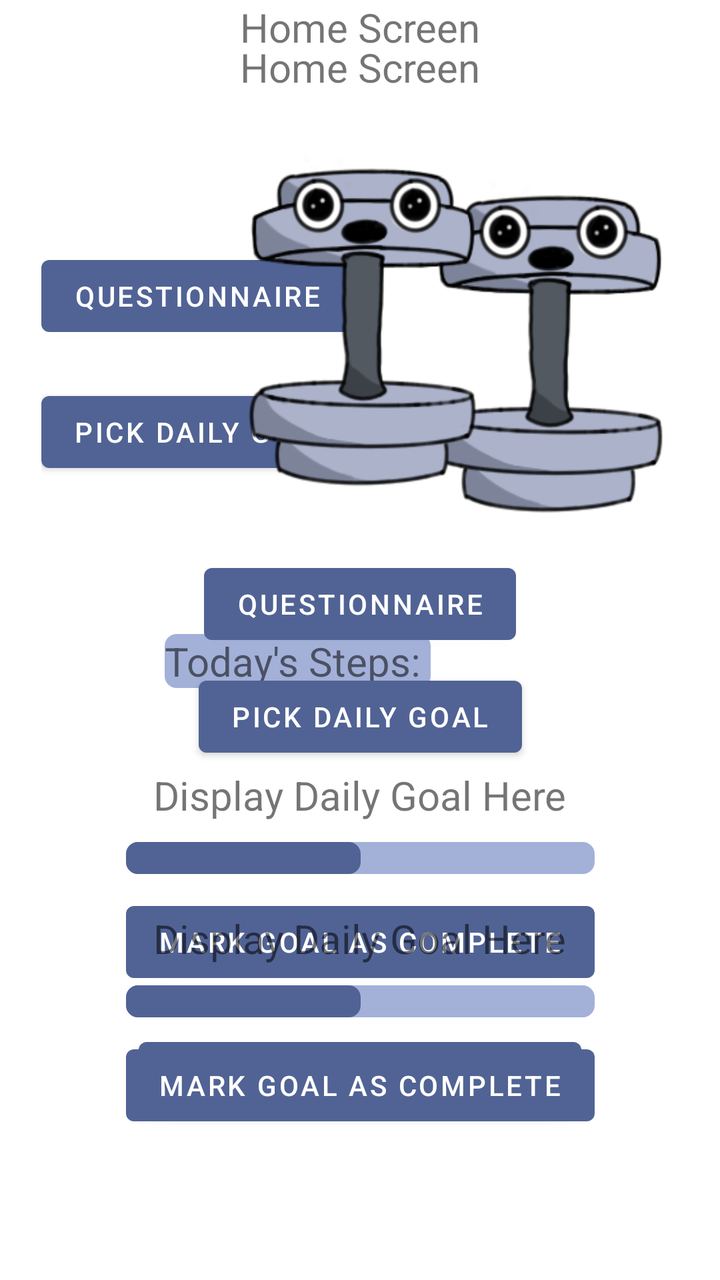
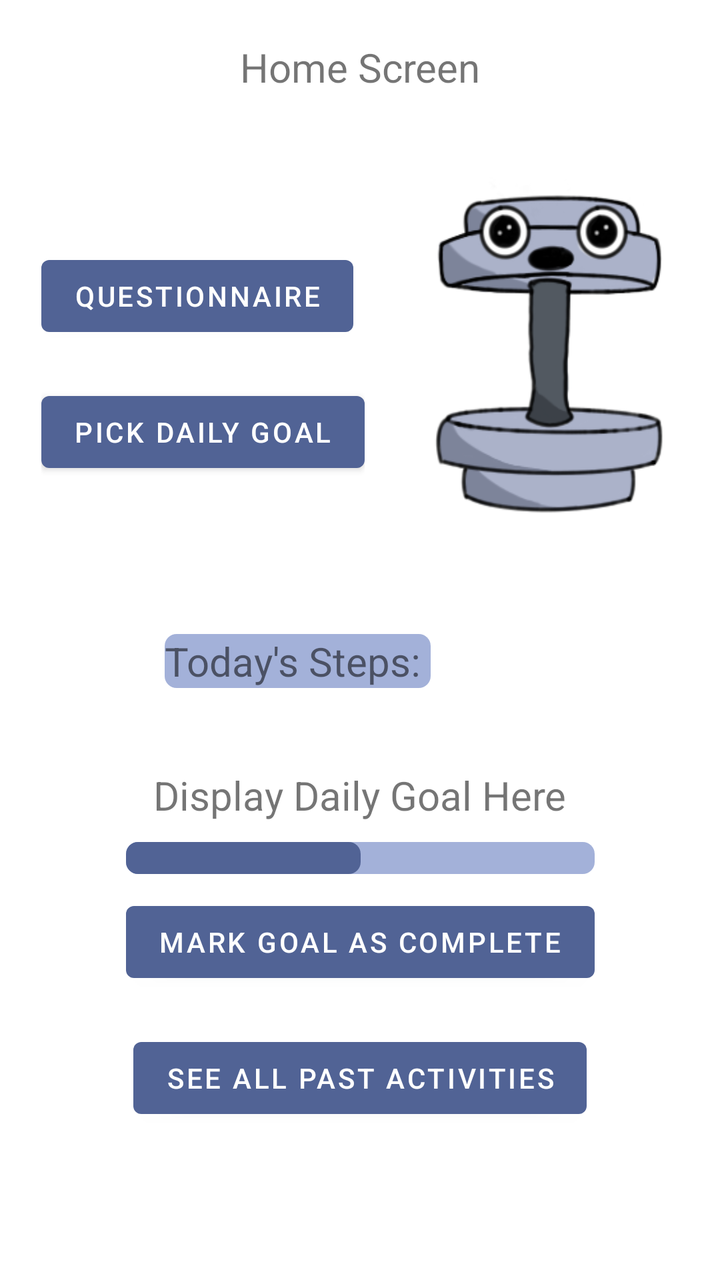

Screens rendered from an Android XML layout before and after an edit, with the pre-edit source and the edit as a unified diff.
<!-- AndroidManifest.xml: application theme Theme.SELab23B02 -->
<!-- res/layout/fragment_home.xml -->
<?xml version="1.0" encoding="utf-8"?>
<androidx.constraintlayout.widget.ConstraintLayout xmlns:android="http://schemas.android.com/apk/res/android"
    xmlns:app="http://schemas.android.com/apk/res-auto"
    xmlns:tools="http://schemas.android.com/tools"
    android:layout_width="match_parent"
    android:layout_height="match_parent"
    tools:context=".HomeFragment">


    <ScrollView
        android:layout_width="match_parent"
        android:layout_height="match_parent"
        app:layout_constraintBottom_toBottomOf="parent"
        app:layout_constraintLeft_toLeftOf="parent"
        app:layout_constraintRight_toRightOf="parent"
        app:layout_constraintTop_toTopOf="parent">

        <androidx.constraintlayout.widget.ConstraintLayout
            android:layout_width="match_parent"
            android:layout_height="match_parent">

            <TextView
                android:id="@+id/textView"
                android:layout_width="wrap_content"
                android:layout_height="wrap_content"
                android:layout_gravity="center"
                android:layout_marginTop="20dp"
                android:text="Home Screen"
                android:textSize="20sp"
                app:layout_constraintLeft_toLeftOf="parent"
                app:layout_constraintRight_toRightOf="parent"
                app:layout_constraintTop_toTopOf="parent" />

            <LinearLayout

                android:id="@+id/linearLayoutHomeUpper"
                android:layout_width="wrap_content"
                android:layout_height="wrap_content"
                android:layout_marginTop="20dp"
                android:divider="@drawable/divider_big"
                android:gravity="center"
                android:orientation="horizontal"
                android:showDividers="middle"
                app:layout_constraintLeft_toLeftOf="parent"
                app:layout_constraintRight_toRightOf="parent"
                app:layout_constraintTop_toBottomOf="@id/textView">

                <LinearLayout
                    android:id="@+id/linearLayoutHomeLittleBeing"
                    android:layout_width="wrap_content"
                    android:layout_height="wrap_content"
                    android:layout_gravity="center"
                    android:orientation="vertical"
                    app:layout_constraintLeft_toLeftOf="parent"
                    app:layout_constraintRight_toRightOf="parent"
                    app:layout_constraintTop_toBottomOf="@id/buttonLittleBeing">

                    <Button
                        android:id="@+id/QuestionnaireButton"
                        android:layout_width="wrap_content"
                        android:layout_height="wrap_content"
                        android:layout_marginTop="20dp"
                        android:onClick="QuestionnaireClicked"
                        android:text="Questionnaire" />

                    <Button
                        android:id="@+id/DailyGoalButton"
                        android:layout_width="wrap_content"
                        android:layout_height="wrap_content"
                        android:layout_marginTop="20dp"
                        android:onClick="PickDailyGoalClicked"
                        android:text="Pick Daily Goal" />
                </LinearLayout>

                <ImageButton
                    android:id="@+id/buttonLittleBeing"
                    android:layout_width="132dp"
                    android:layout_height="210dp"
                    android:background="@drawable/little_being" />
            </LinearLayout>

            <TextView
                android:id="@+id/textViewStepCount"
                android:layout_width="wrap_content"
                android:layout_height="wrap_content"
                android:layout_marginTop="40dp"
                android:text="Today's Steps: "
                android:textSize="20sp"
                app:layout_constraintLeft_toLeftOf="parent"
                app:layout_constraintRight_toRightOf="@id/linearLayoutHomeDailyGoal"
                app:layout_constraintTop_toBottomOf="@id/linearLayoutHomeUpper"
                android:background="@drawable/progress_bar_background"/>

            <LinearLayout
                android:id="@+id/linearLayoutHomeDailyGoal"
                android:layout_width="wrap_content"
                android:layout_height="wrap_content"
                android:layout_marginTop="40dp"
                android:divider="@drawable/divider"
                android:gravity="center"
                android:orientation="vertical"
                android:showDividers="middle"

                app:layout_constraintLeft_toLeftOf="parent"
                app:layout_constraintRight_toRightOf="parent"
                app:layout_constraintTop_toBottomOf="@+id/textViewStepCount">

                <TextView
                    android:id="@+id/DailyGoalTxt"
                    android:layout_width="wrap_content"
                    android:layout_height="wrap_content"
                    android:text="Display Daily Goal Here"
                    android:textSize="20sp" />

                <ProgressBar
                    android:id="@+id/DailyGoalProgressBar"
                    style="?android:progressBarStyleHorizontal"
                    android:layout_width="match_parent"
                    android:layout_height="wrap_content"
                    android:indeterminate="false"
                    android:max="100"
                    android:progress="50"
                    android:progressDrawable="@drawable/progress_bar_background" />

                <Button
                    android:id="@+id/GoalCompleteButton"
                    android:layout_width="wrap_content"
                    android:layout_height="wrap_content"
                    android:onClick="markGoalAsCompleteClicked"
                    android:text="Mark Goal as Complete" />

            </LinearLayout>

            <Button
                android:id="@+id/SeeAllPastActivitiesButton"
                android:layout_width="wrap_content"
                android:layout_height="wrap_content"
                android:layout_marginTop="20dp"
                android:onClick="seeAllPastActivitiesClicked"
                android:text="See all past activites"
                app:layout_constraintBottom_toBottomOf="parent"
                app:layout_constraintLeft_toLeftOf="parent"
                app:layout_constraintRight_toRightOf="parent"
                app:layout_constraintTop_toBottomOf="@+id/linearLayoutHomeDailyGoal" />
        </androidx.constraintlayout.widget.ConstraintLayout>
    </ScrollView>
    <ImageButton
        android:id="@+id/buttonLittleBeing"
        android:layout_width="132dp"
        android:layout_height="210dp"
        android:layout_marginTop="-350dp"
        android:background="@drawable/little_being"
        app:layout_constraintBottom_toBottomOf="parent"
        app:layout_constraintLeft_toLeftOf="parent"
        app:layout_constraintRight_toRightOf="parent"
        app:layout_constraintTop_toBottomOf="@id/tvHomeTitle" />

    <TextView
        android:id="@+id/tvHomeTitle"
        android:layout_width="wrap_content"
        android:layout_height="wrap_content"
        android:layout_gravity="center"
        android:text="Home Screen"
        android:textSize="20sp"
        app:layout_constraintLeft_toLeftOf="parent"
        app:layout_constraintRight_toRightOf="parent"
        app:layout_constraintTop_toTopOf="parent" />

    <Button
        android:id="@+id/btHomeQuestionnaire"
        android:layout_width="wrap_content"
        android:layout_height="wrap_content"
        android:layout_marginTop="-300dp"
        android:onClick="QuestionnaireClicked"
        android:text="Questionnaire"
        app:layout_constraintBottom_toBottomOf="parent"
        app:layout_constraintLeft_toLeftOf="parent"
        app:layout_constraintRight_toRightOf="parent"
        app:layout_constraintTop_toBottomOf="@id/buttonLittleBeing" />

    <Button
        android:id="@+id/btHomeDailyGoal"
        android:layout_width="wrap_content"
        android:layout_height="wrap_content"
        android:layout_marginTop="-250dp"
        android:onClick="PickDailyGoalClicked"
        android:text="Pick Daily Goal"
        app:layout_constraintBottom_toBottomOf="parent"
        app:layout_constraintLeft_toLeftOf="parent"
        app:layout_constraintRight_toRightOf="parent"
        app:layout_constraintTop_toBottomOf="@+id/btHomeQuestionnaire" />

    <LinearLayout
        android:id="@+id/linearLayout4"
        android:layout_width="wrap_content"
        android:layout_height="wrap_content"
        android:divider="@drawable/divider"
        android:orientation="vertical"
        android:showDividers="middle"
        app:layout_constraintBottom_toBottomOf="parent"
        app:layout_constraintLeft_toLeftOf="parent"
        app:layout_constraintRight_toRightOf="parent"
        app:layout_constraintTop_toBottomOf="@+id/btHomeDailyGoal"
        android:gravity="center">

        <TextView
            android:id="@+id/DailyGoalTxt"
            android:layout_width="wrap_content"
            android:layout_height="wrap_content"
            android:text="Display Daily Goal Here"
            android:textSize="20dp" />

        <ProgressBar
            android:id="@+id/DailyGoalProgressBar"
            style="?android:progressBarStyleHorizontal"
            android:layout_width="match_parent"
            android:layout_height="wrap_content"
            android:indeterminate="false"
            android:max="100"
            android:progress="50"
            android:progressDrawable="@drawable/progress_bar_background" />

        <Button
            android:id="@+id/btHomeGoalComplete"
            android:layout_width="wrap_content"
            android:layout_height="wrap_content"
            android:text="Mark Goal as Complete"
            android:onClick="markGoalAsCompleteClicked"/>

    </LinearLayout>

</androidx.constraintlayout.widget.ConstraintLayout>
<!-- resources referenced by this layout -->
<resources>
  <!-- drawable divider (drawable) -->
  <?xml version="1.0" encoding="utf-8"?>
  <shape xmlns:android="http://schemas.android.com/apk/res/android">
      <size
          android:height="10dp"
          android:width="5dp"
          />
  </shape>
  <!-- drawable divider_big (drawable) -->
  <?xml version="1.0" encoding="utf-8"?>
  <shape xmlns:android="http://schemas.android.com/apk/res/android">
      <size
          android:height="0dp"
          android:width="25dp"
          />
  </shape>
  <!-- drawable little_being: png bitmap (drawable, 34207 bytes) -->
  <!-- drawable progress_bar_background (drawable) -->
  <?xml version="1.0" encoding="utf-8"?>
  <layer-list xmlns:android="http://schemas.android.com/apk/res/android">
      <item android:id="@android:id/background">
          <shape android:shape="rectangle">
              <corners android:radius="6dp"/>
              <solid android:color="#a3b1d9"/>
          </shape>
      </item>
  
      <item android:id="@+id/progress">
          <scale android:scaleWidth="100%">
              <shape android:shape="rectangle">
                  <corners android:radius="6dp"/>
                  <solid android:color="@color/accent_color"/>
              </shape>
  
          </scale>
      </item>
  
  </layer-list>
  <style name="Theme.SELab23B02" parent="Theme.MaterialComponents.DayNight.DarkActionBar">
          
          <item name="colorPrimary">@color/accent_color</item>
          <item name="colorPrimaryVariant">@color/accent_color</item>
          <item name="colorOnPrimary">@color/white</item>
          
          <item name="colorSecondary">@color/teal_200</item>
          <item name="colorSecondaryVariant">@color/teal_700</item>
          <item name="colorOnSecondary">@color/black</item>
          
          <item name="android:statusBarColor">?attr/colorPrimaryVariant</item>
          
      </style>
  <color name="accent_color">#516395</color>
  <color name="white">#FFFFFFFF</color>
  <color name="teal_200">#FF03DAC5</color>
  <color name="teal_700">#FF018786</color>
  <color name="black">#FF000000</color>
</resources>

<!-- the commit's change to res/layout/fragment_home.xml (unified diff, before → after) -->
@@ -20,7 +20,7 @@
             android:layout_height="match_parent">
 
             <TextView
-                android:id="@+id/textView"
+                android:id="@+id/tvHomeTitle"
                 android:layout_width="wrap_content"
                 android:layout_height="wrap_content"
                 android:layout_gravity="center"
@@ -43,7 +43,7 @@
                 android:showDividers="middle"
                 app:layout_constraintLeft_toLeftOf="parent"
                 app:layout_constraintRight_toRightOf="parent"
-                app:layout_constraintTop_toBottomOf="@id/textView">
+                app:layout_constraintTop_toBottomOf="@id/tvHomeTitle">
 
                 <LinearLayout
                     android:id="@+id/linearLayoutHomeLittleBeing"
@@ -56,7 +56,7 @@
                     app:layout_constraintTop_toBottomOf="@id/buttonLittleBeing">
 
                     <Button
-                        android:id="@+id/QuestionnaireButton"
+                        android:id="@+id/btHomeQuestionnaire"
                         android:layout_width="wrap_content"
                         android:layout_height="wrap_content"
                         android:layout_marginTop="20dp"
@@ -64,7 +64,7 @@
                         android:text="Questionnaire" />
 
                     <Button
-                        android:id="@+id/DailyGoalButton"
+                        android:id="@+id/btHomeDailyGoal"
                         android:layout_width="wrap_content"
                         android:layout_height="wrap_content"
                         android:layout_marginTop="20dp"
@@ -123,7 +123,7 @@
                     android:progressDrawable="@drawable/progress_bar_background" />
 
                 <Button
-                    android:id="@+id/GoalCompleteButton"
+                    android:id="@+id/btHomeGoalComplete"
                     android:layout_width="wrap_content"
                     android:layout_height="wrap_content"
                     android:onClick="markGoalAsCompleteClicked"
@@ -137,96 +137,12 @@
                 android:layout_height="wrap_content"
                 android:layout_marginTop="20dp"
                 android:onClick="seeAllPastActivitiesClicked"
-                android:text="See all past activites"
+                android:text="See all past activities"
                 app:layout_constraintBottom_toBottomOf="parent"
                 app:layout_constraintLeft_toLeftOf="parent"
                 app:layout_constraintRight_toRightOf="parent"
                 app:layout_constraintTop_toBottomOf="@+id/linearLayoutHomeDailyGoal" />
         </androidx.constraintlayout.widget.ConstraintLayout>
     </ScrollView>
-    <ImageButton
-        android:id="@+id/buttonLittleBeing"
-        android:layout_width="132dp"
-        android:layout_height="210dp"
-        android:layout_marginTop="-350dp"
-        android:background="@drawable/little_being"
-        app:layout_constraintBottom_toBottomOf="parent"
-        app:layout_constraintLeft_toLeftOf="parent"
-        app:layout_constraintRight_toRightOf="parent"
-        app:layout_constraintTop_toBottomOf="@id/tvHomeTitle" />
-
-    <TextView
-        android:id="@+id/tvHomeTitle"
-        android:layout_width="wrap_content"
-        android:layout_height="wrap_content"
-        android:layout_gravity="center"
-        android:text="Home Screen"
-        android:textSize="20sp"
-        app:layout_constraintLeft_toLeftOf="parent"
-        app:layout_constraintRight_toRightOf="parent"
-        app:layout_constraintTop_toTopOf="parent" />
-
-    <Button
-        android:id="@+id/btHomeQuestionnaire"
-        android:layout_width="wrap_content"
-        android:layout_height="wrap_content"
-        android:layout_marginTop="-300dp"
-        android:onClick="QuestionnaireClicked"
-        android:text="Questionnaire"
-        app:layout_constraintBottom_toBottomOf="parent"
-        app:layout_constraintLeft_toLeftOf="parent"
-        app:layout_constraintRight_toRightOf="parent"
-        app:layout_constraintTop_toBottomOf="@id/buttonLittleBeing" />
-
-    <Button
-        android:id="@+id/btHomeDailyGoal"
-        android:layout_width="wrap_content"
-        android:layout_height="wrap_content"
-        android:layout_marginTop="-250dp"
-        android:onClick="PickDailyGoalClicked"
-        android:text="Pick Daily Goal"
-        app:layout_constraintBottom_toBottomOf="parent"
-        app:layout_constraintLeft_toLeftOf="parent"
-        app:layout_constraintRight_toRightOf="parent"
-        app:layout_constraintTop_toBottomOf="@+id/btHomeQuestionnaire" />
-
-    <LinearLayout
-        android:id="@+id/linearLayout4"
-        android:layout_width="wrap_content"
-        android:layout_height="wrap_content"
-        android:divider="@drawable/divider"
-        android:orientation="vertical"
-        android:showDividers="middle"
-        app:layout_constraintBottom_toBottomOf="parent"
-        app:layout_constraintLeft_toLeftOf="parent"
-        app:layout_constraintRight_toRightOf="parent"
-        app:layout_constraintTop_toBottomOf="@+id/btHomeDailyGoal"
-        android:gravity="center">
-
-        <TextView
-            android:id="@+id/DailyGoalTxt"
-            android:layout_width="wrap_content"
-            android:layout_height="wrap_content"
-            android:text="Display Daily Goal Here"
-            android:textSize="20dp" />
-
-        <ProgressBar
-            android:id="@+id/DailyGoalProgressBar"
-            style="?android:progressBarStyleHorizontal"
-            android:layout_width="match_parent"
-            android:layout_height="wrap_content"
-            android:indeterminate="false"
-            android:max="100"
-            android:progress="50"
-            android:progressDrawable="@drawable/progress_bar_background" />
-
-        <Button
-            android:id="@+id/btHomeGoalComplete"
-            android:layout_width="wrap_content"
-            android:layout_height="wrap_content"
-            android:text="Mark Goal as Complete"
-            android:onClick="markGoalAsCompleteClicked"/>
-
-    </LinearLayout>
 
 </androidx.constraintlayout.widget.ConstraintLayout>
